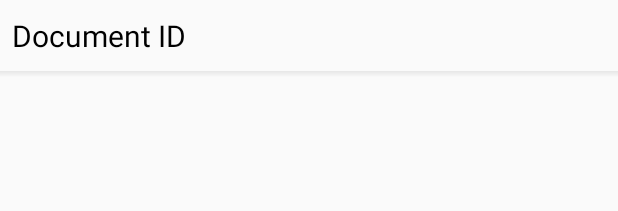
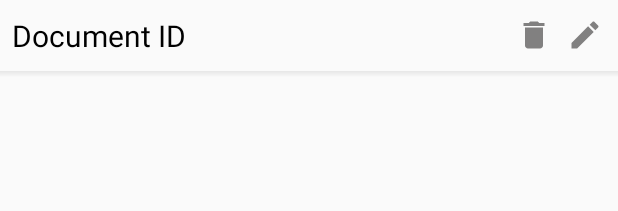
Before and after one commit to birkoof/storageStorm, an Android app: the layout data_object_row.xml on its own in the app's theme, with its tools: preview values and no code run, on a phone screen of 412 x 824 dp. Shown: the top 211 px of the screen. Run offline under Robolectric (Android 15) with nearby library versions, the phone set to English and light mode, and no system bars.

Commit message:
edit / delete data objects

```diff
--- a/app/src/main/java/com/basic/storagestorm/utilities/Constants.kt
+++ b/app/src/main/java/com/basic/storagestorm/utilities/Constants.kt
@@ -16,6 +16,9 @@ class Constants {
         val INTENT_EXTRA_OBJECT_ID = "intent_extra_object_id"
         val INTENT_EXTRA_OBJECT_JSON = "intent_extra_object_json"
 
+        // broadcast
+        val REFRESH_DATA = "refresh_data"
+
         // preferences tag
         val SHARED_PREFERENCES = "storage_storm_preference"
     }
--- /dev/null
+++ b/app/src/main/res/drawable/icon_delete.xml
@@ -0,0 +1,9 @@
+<vector xmlns:android="http://schemas.android.com/apk/res/android"
+    android:width="24dp"
+    android:height="24dp"
+    android:viewportWidth="24.0"
+    android:viewportHeight="24.0">
+    <path
+        android:fillColor="#FF000000"
+        android:pathData="M6,19c0,1.1 0.9,2 2,2h8c1.1,0 2,-0.9 2,-2V7H6v12zM19,4h-3.5l-1,-1h-5l-1,1H5v2h14V4z" />
+</vector>
--- /dev/null
+++ b/app/src/main/res/drawable/icon_edit.xml
@@ -0,0 +1,9 @@
+<vector xmlns:android="http://schemas.android.com/apk/res/android"
+    android:width="24dp"
+    android:height="24dp"
+    android:viewportWidth="24.0"
+    android:viewportHeight="24.0">
+    <path
+        android:fillColor="#FF000000"
+        android:pathData="M3,17.25V21h3.75L17.81,9.94l-3.75,-3.75L3,17.25zM20.71,7.04c0.39,-0.39 0.39,-1.02 0,-1.41l-2.34,-2.34c-0.39,-0.39 -1.02,-0.39 -1.41,0l-1.83,1.83 3.75,3.75 1.83,-1.83z" />
+</vector>
--- a/app/src/main/res/layout/data_object_row.xml
+++ b/app/src/main/res/layout/data_object_row.xml
@@ -22,8 +22,29 @@
                 android:textColor="@android:color/black"
                 android:textSize="20sp"/>
 
+        <ImageView
+            android:id="@+id/ivEdit"
+            android:layout_width="wrap_content"
+            android:layout_height="wrap_content"
+            android:layout_alignParentEnd="true"
+            android:layout_centerVertical="true"
+            android:layout_marginEnd="10dp"
+            android:src="@drawable/icon_edit"
+            android:textAppearance="?android:textAppearanceLarge"
+            android:tint="@color/icons_remove_delete" />
+
+        <ImageView
+            android:id="@+id/ivDelete"
+            android:layout_width="wrap_content"
+            android:layout_height="wrap_content"
+            android:layout_centerVertical="true"
+            android:layout_marginEnd="10dp"
+            android:layout_toStartOf="@+id/ivEdit"
+            android:src="@drawable/icon_delete"
+            android:textAppearance="?android:textAppearanceLarge"
+            android:tint="@color/icons_remove_delete" />
+
     </RelativeLayout>
-
 
     <View android:id="@+id/shadeDivider"
           android:layout_width="match_parent"
--- a/app/src/main/res/values/colors.xml
+++ b/app/src/main/res/values/colors.xml
@@ -17,4 +17,5 @@
     <color name="material_A200">#ff8085</color>
     <color name="material_A400">#ff4d53</color>
     <color name="material_A700">#ff343b</color>
+    <color name="icons_remove_delete">#818080</color>
 </resources>
```
Also changed, not shown: app/src/main/java/com/basic/storagestorm/activities/SearchResultActivity.kt (+18 -0 lines), app/src/main/java/com/basic/storagestorm/adapters/DatabaseContentAdapter.kt (+76 -4 lines), app/src/main/java/com/basic/storagestorm/fragments/DatabaseFragment.kt (+30 -5 lines).
